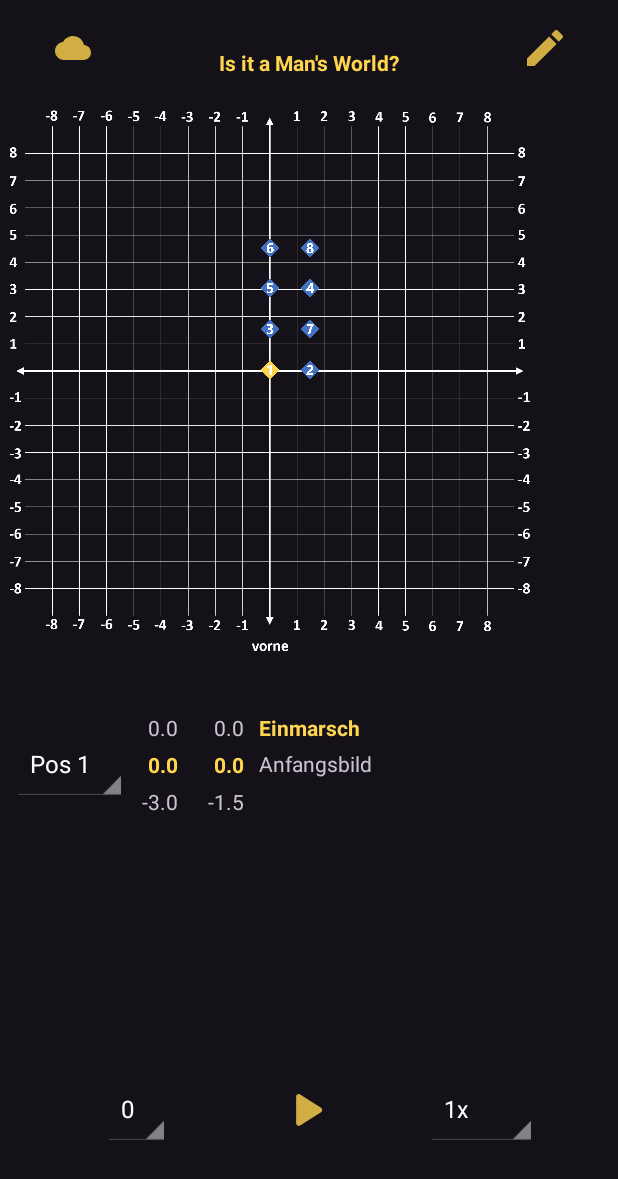
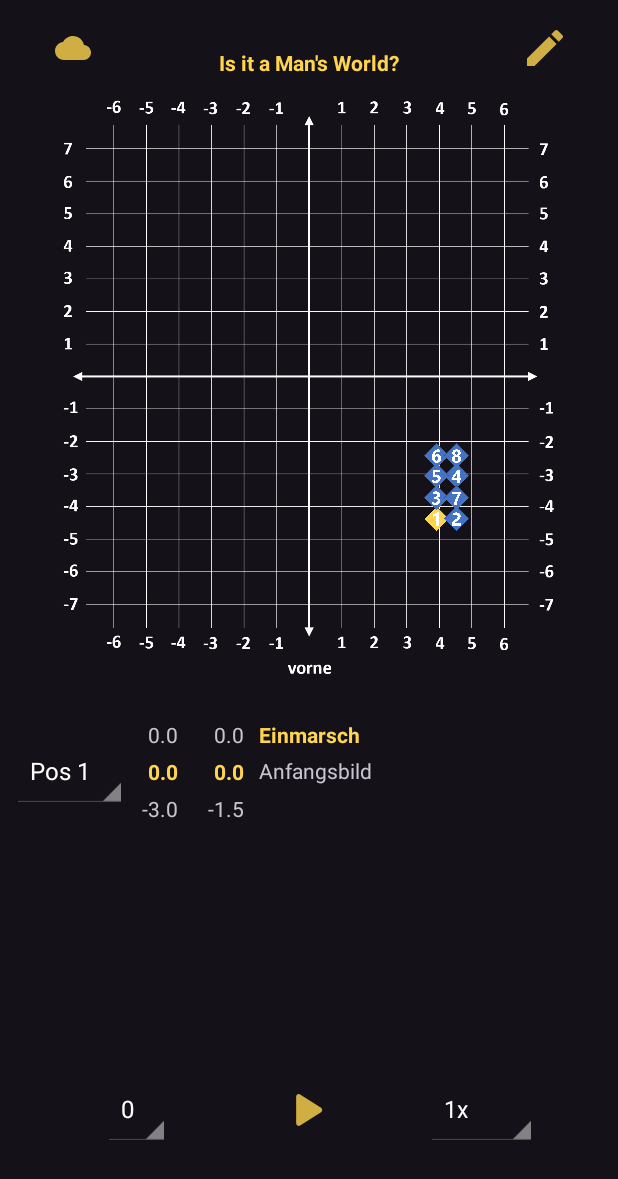
Before and after one commit to MarcoDronigi/SG_Bilder_App, an Android app: the screen it shows after launch (MainActivity), on a phone screen of 412 x 824 dp. Shown: the top 1179 px of the screen. Run offline under Robolectric (Android 15) with nearby library versions, the phone set to English and light mode, and no system bars.

Commit message:
new Raster
neuer Raster und neue Startpositionen für Token

```diff
--- a/app/src/main/java/com/example/sgbilderapp/MainActivity.java
+++ b/app/src/main/java/com/example/sgbilderapp/MainActivity.java
@@ -12,6 +12,7 @@ import android.content.Intent;
 import android.content.res.Resources;
 import android.net.Uri;
 import android.os.Bundle;
+import android.util.DisplayMetrics;
 import android.util.TypedValue;
 import android.view.View;
 import android.widget.AdapterView;
@@ -72,6 +73,14 @@ public class MainActivity extends AppCompatActivity {
     protected void onCreate(Bundle savedInstanceState) {
         super.onCreate(savedInstanceState);
         setContentView(R.layout.activity_main);
+
+        DisplayMetrics displayMetrics = new DisplayMetrics();
+        getWindowManager().getDefaultDisplay().getMetrics(displayMetrics);
+        int height = displayMetrics.heightPixels;
+        int width = displayMetrics.widthPixels;
+
+        System.out.println("height = " + height);
+        System.out.println("width = " + width);
 
         //Punkte von Is it a Man's World?
         double[] bild0 = {0, 0, 1.5, 0, 0, 1.5, 1.5, 3, 0, 3, 0, 4.5, 1.5, 1.5, 1.5, 4.5};
--- a/app/src/main/res/layout/activity_main.xml
+++ b/app/src/main/res/layout/activity_main.xml
@@ -47,14 +47,14 @@
 
     <ImageView
         android:id="@+id/pctRaster"
-        android:layout_width="360dp"
+        android:layout_width="match_parent"
         android:layout_height="400dp"
-        android:layout_marginTop="4dp"
+        android:layout_marginTop="60dp"
         app:layout_constraintEnd_toEndOf="parent"
         app:layout_constraintHorizontal_bias="0.0"
         app:layout_constraintStart_toStartOf="parent"
-        app:layout_constraintTop_toBottomOf="@+id/txtHeadline"
-        app:srcCompat="@drawable/raster3" />
+        app:layout_constraintTop_toTopOf="parent"
+        app:srcCompat="@drawable/raster_klein" />
 
     <Spinner
         android:id="@+id/spinnerPos"
@@ -203,82 +203,90 @@
 
     <ImageView
         android:id="@+id/marker_blue_1"
-        android:layout_width="20dp"
-        android:layout_height="20dp"
-        android:layout_marginStart="315dp"
-        android:layout_marginTop="328dp"
+        android:layout_width="26dp"
+        android:layout_height="26dp"
+        app:layout_constraintBottom_toBottomOf="@+id/pctRaster"
+        app:layout_constraintEnd_toEndOf="@+id/pctRaster"
         app:layout_constraintStart_toStartOf="@+id/pctRaster"
         app:layout_constraintTop_toTopOf="@+id/pctRaster"
+        app:layout_constraintVertical_bias="0.481"
         app:srcCompat="@drawable/marker_blue_1" />
 
     <ImageView
         android:id="@+id/marker_blue_2"
-        android:layout_width="20dp"
-        android:layout_height="20dp"
-        android:layout_marginStart="197.1875dp"
-        android:layout_marginTop="182dp"
+        android:layout_width="26dp"
+        android:layout_height="26dp"
+        app:layout_constraintBottom_toBottomOf="@+id/pctRaster"
+        app:layout_constraintEnd_toEndOf="@+id/pctRaster"
         app:layout_constraintStart_toStartOf="@+id/pctRaster"
         app:layout_constraintTop_toTopOf="@+id/pctRaster"
+        app:layout_constraintVertical_bias="0.481"
         app:srcCompat="@drawable/marker_blue_2" />
 
     <ImageView
         android:id="@+id/marker_blue_3"
-        android:layout_width="20dp"
-        android:layout_height="20dp"
-        android:layout_marginStart="170dp"
-        android:layout_marginTop="165dp"
+        android:layout_width="26dp"
+        android:layout_height="26dp"
+        app:layout_constraintBottom_toBottomOf="@+id/pctRaster"
+        app:layout_constraintEnd_toEndOf="@+id/pctRaster"
         app:layout_constraintStart_toStartOf="@+id/pctRaster"
         app:layout_constraintTop_toTopOf="@+id/pctRaster"
+        app:layout_constraintVertical_bias="0.481"
         app:srcCompat="@drawable/marker_blue_3" />
 
     <ImageView
         android:id="@+id/marker_blue_4"
-        android:layout_width="20dp"
-        android:layout_height="20dp"
-        android:layout_marginStart="202.1875dp"
-        android:layout_marginTop="132.625dp"
+        android:layout_width="26dp"
+        android:layout_height="26dp"
+        app:layout_constraintBottom_toBottomOf="@+id/pctRaster"
+        app:layout_constraintEnd_toEndOf="@+id/pctRaster"
         app:layout_constraintStart_toStartOf="@+id/pctRaster"
         app:layout_constraintTop_toTopOf="@+id/pctRaster"
+        app:layout_constraintVertical_bias="0.481"
         app:srcCompat="@drawable/marker_blue_4" />
 
     <ImageView
         android:id="@+id/marker_blue_5"
-        android:layout_width="20dp"
-        android:layout_height="20dp"
-        android:layout_marginStart="175dp"
-        android:layout_marginTop="132.625dp"
+        android:layout_width="26dp"
+        android:layout_height="26dp"
+        app:layout_constraintBottom_toBottomOf="@+id/pctRaster"
+        app:layout_constraintEnd_toEndOf="@+id/pctRaster"
         app:layout_constraintStart_toStartOf="@+id/pctRaster"
         app:layout_constraintTop_toTopOf="@+id/pctRaster"
+        app:layout_constraintVertical_bias="0.481"
         app:srcCompat="@drawable/marker_blue_5" />
 
     <ImageView
         android:id="@+id/marker_blue_6"
-        android:layout_width="20dp"
-        android:layout_height="20dp"
-        android:layout_marginStart="152dp"
-        android:layout_marginTop="104dp"
+        android:layout_width="26dp"
+        android:layout_height="26dp"
+        app:layout_constraintBottom_toBottomOf="@+id/pctRaster"
+        app:layout_constraintEnd_toEndOf="@+id/pctRaster"
         app:layout_constraintStart_toStartOf="@+id/pctRaster"
         app:layout_constraintTop_toTopOf="@+id/pctRaster"
+        app:layout_constraintVertical_bias="0.481"
         app:srcCompat="@drawable/marker_blue_6" />
 
     <ImageView
         android:id="@+id/marker_blue_7"
-        android:layout_width="20dp"
-        android:layout_height="20dp"
-        android:layout_marginStart="202.1875dp"
-        android:layout_marginTop="159.8125dp"
+        android:layout_width="26dp"
+        android:layout_height="26dp"
+        app:layout_constraintBottom_toBottomOf="@+id/pctRaster"
+        app:layout_constraintEnd_toEndOf="@+id/pctRaster"
         app:layout_constraintStart_toStartOf="@+id/pctRaster"
         app:layout_constraintTop_toTopOf="@+id/pctRaster"
+        app:layout_constraintVertical_bias="0.481"
         app:srcCompat="@drawable/marker_blue_7" />
 
     <ImageView
         android:id="@+id/marker_blue_8"
-        android:layout_width="20dp"
-        android:layout_height="20dp"
-        android:layout_marginStart="202.1875dp"
-        android:layout_marginTop="105.4375dp"
+        android:layout_width="26dp"
+        android:layout_height="26dp"
+        app:layout_constraintBottom_toBottomOf="@+id/pctRaster"
+        app:layout_constraintEnd_toEndOf="@+id/pctRaster"
         app:layout_constraintStart_toStartOf="@+id/pctRaster"
         app:layout_constraintTop_toTopOf="@+id/pctRaster"
+        app:layout_constraintVertical_bias="0.481"
         app:srcCompat="@drawable/marker_blue_8" />
 
 
--- a/app/src/main/res/values/colors.xml
+++ b/app/src/main/res/values/colors.xml
@@ -8,4 +8,5 @@
     <color name="black">#FF000000</color>
     <color name="white">#FFFFFFFF</color>
     <color name="sg_gold">#FFD54F</color>
+    <color name="marco_background">#212529</color>
 </resources>
--- a/app/src/main/res/values/themes.xml
+++ b/app/src/main/res/values/themes.xml
@@ -10,7 +10,7 @@
         <item name="colorSecondaryVariant">@color/teal_700</item>
         <item name="colorOnSecondary">@color/black</item>
         <!-- Status bar color. -->
-        <item name="android:statusBarColor" tools:targetApi="l">?attr/colorPrimaryVariant</item>
+        <item name="android:statusBarColor" tools:targetApi="l">@color/black</item>
         <!-- Customize your theme here. -->
     </style>
 </resources>
```
Also changed, not shown: app/src/main/res/drawable/raster_klein.png (added).
